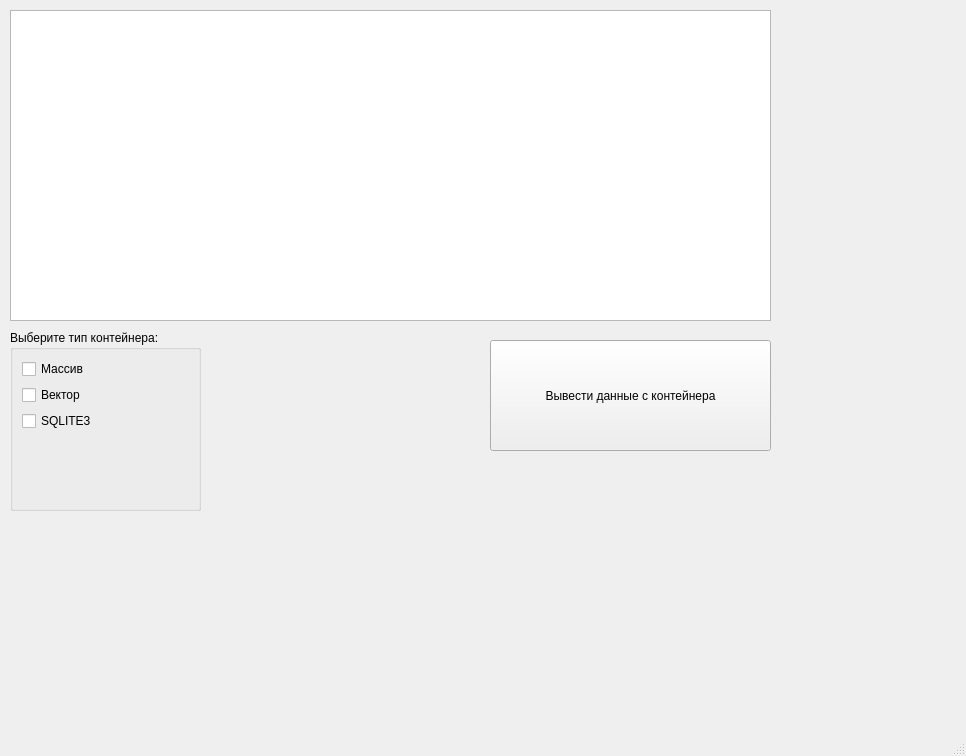
The window that mainwindow.ui (lzlaG/SQLITE_APP) describes before a commit, drawn with Qt 5.
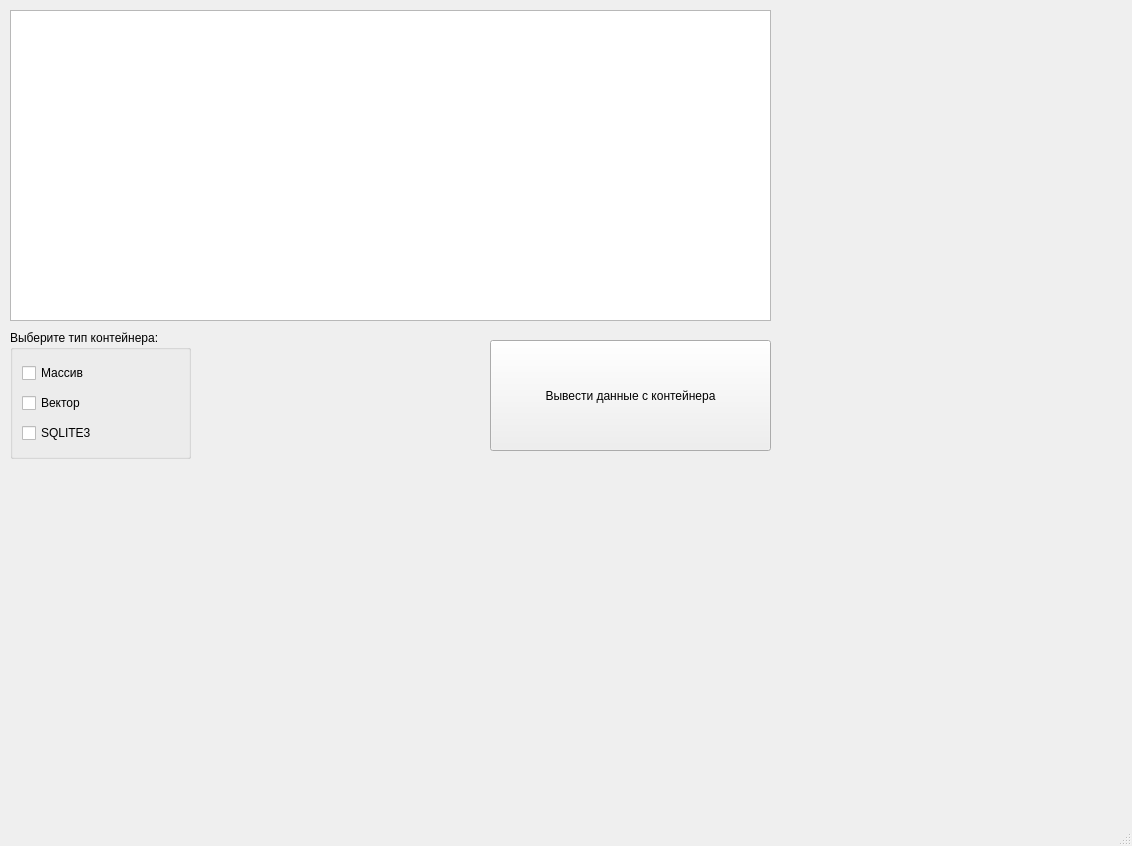
The same window after the commit.

Commit message: without hyperthreading, but all work

```diff
--- a/mainwindow.ui
+++ b/mainwindow.ui
@@ -6,8 +6,8 @@
    <rect>
     <x>0</x>
     <y>0</y>
-    <width>966</width>
-    <height>756</height>
+    <width>1132</width>
+    <height>846</height>
    </rect>
   </property>
   <property name="windowTitle">
@@ -27,10 +27,10 @@
    <widget class="QLabel" name="add_info">
     <property name="geometry">
      <rect>
-      <x>300</x>
-      <y>570</y>
-      <width>381</width>
-      <height>51</height>
+      <x>780</x>
+      <y>10</y>
+      <width>331</width>
+      <height>301</height>
      </rect>
     </property>
     <property name="text">
@@ -42,14 +42,14 @@
      <rect>
       <x>10</x>
       <y>330</y>
-      <width>191</width>
-      <height>181</height>
+      <width>181</width>
+      <height>129</height>
      </rect>
     </property>
     <property name="title">
      <string>Выберите тип контейнера:</string>
     </property>
-    <layout class="QFormLayout" name="formLayout">
+    <layout class="QGridLayout" name="gridLayout">
      <item row="0" column="0">
       <widget class="QCheckBox" name="ListCheckBox">
        <property name="text">
```
Left out of the diff: 2 changed lines with no effect on the pictures. The commit also changes 1 other file.
